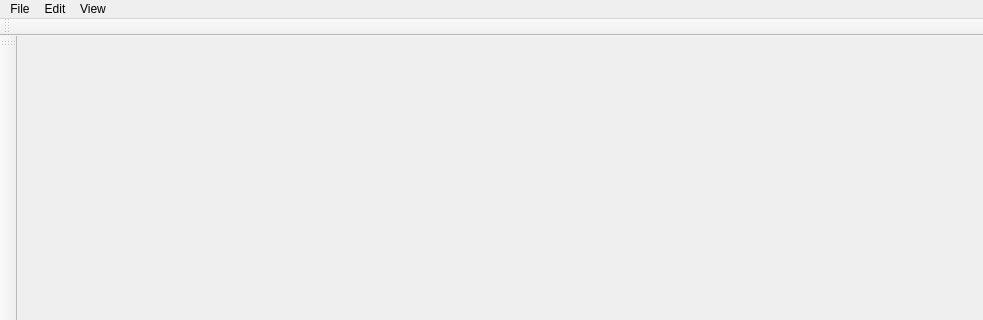
The window that PDFReader/pdfreaderwindow.ui (zyzz19951230/StudyToolKits) describes before a commit, drawn with Qt 5; both pictures show x 0 to 983 and y 0 to 320 of the 983 by 765 pixel window.
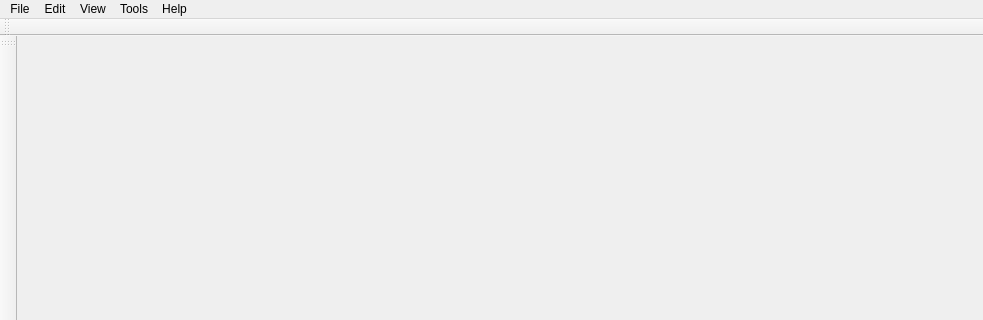
The same window after the commit.

```diff
--- a/PDFReader/pdfreaderwindow.ui
+++ b/PDFReader/pdfreaderwindow.ui
@@ -20,7 +20,7 @@
      <x>0</x>
      <y>0</y>
      <width>983</width>
-     <height>22</height>
+     <height>23</height>
     </rect>
    </property>
    <widget class="QMenu" name="menuFile">
@@ -51,9 +51,27 @@
     <addaction name="actionCopyText"/>
     <addaction name="actionCopyImage"/>
    </widget>
+   <widget class="QMenu" name="menuHelp">
+    <property name="title">
+     <string>Help</string>
+    </property>
+    <addaction name="action_UserManual"/>
+    <addaction name="separator"/>
+    <addaction name="actionContact"/>
+    <addaction name="separator"/>
+    <addaction name="actionAboutPdfReader"/>
+    <addaction name="actionAboutStudyToolKits"/>
+   </widget>
+   <widget class="QMenu" name="menuTools">
+    <property name="title">
+     <string>Tools</string>
+    </property>
+   </widget>
    <addaction name="menuFile"/>
    <addaction name="menuEdit"/>
    <addaction name="menuView"/>
+   <addaction name="menuTools"/>
+   <addaction name="menuHelp"/>
   </widget>
   <widget class="QStatusBar" name="statusbar"/>
   <widget class="QToolBar" name="sideToolBar">
```
Left out of the diff: 23 changed lines with no effect on the pictures.
